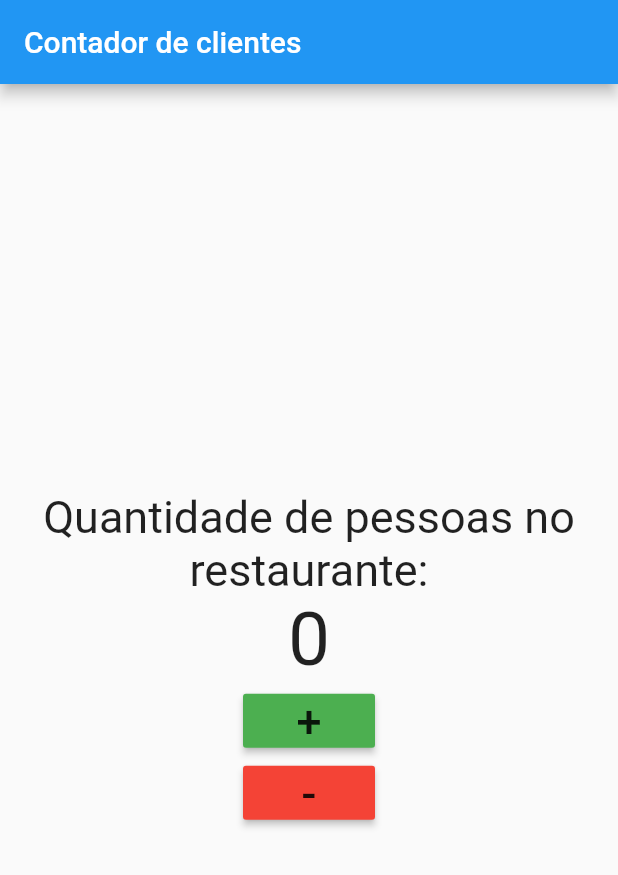
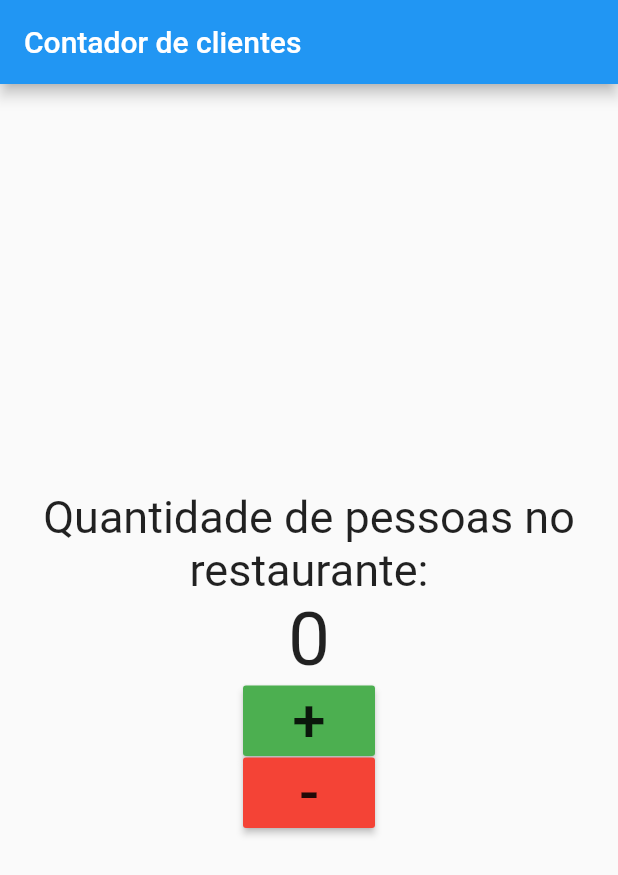
Before and after one commit to patrickodev/contador_restaurante, a Flutter app: the screen it shows after launch, on a phone screen of 412 x 824 dp. Shown: the top 875 px of the screen. Run offline on Flutter 3.47's test engine with Material 2 defaults, Android fonts, the phone set to English and light mode, and no system bars.

Commit message:
Update main.dart

```diff
--- a/lib/main.dart
+++ b/lib/main.dart
@@ -68,7 +68,7 @@ class _MyHomePageState extends State<MyHomePage> {
               onPressed: _incrementCounter,
               child: Text(
                   '+',
-                  style:  TextStyle(fontSize: 30)
+                  style:  TextStyle(fontSize: 40)
               )
             ),
             RaisedButton(
@@ -76,7 +76,7 @@ class _MyHomePageState extends State<MyHomePage> {
               onPressed: _decrementCounter,
               child: Text(
                   '-',
-                  style: TextStyle(fontSize: 30)
+                  style: TextStyle(fontSize: 40)
               )
             ),
           ],
```
